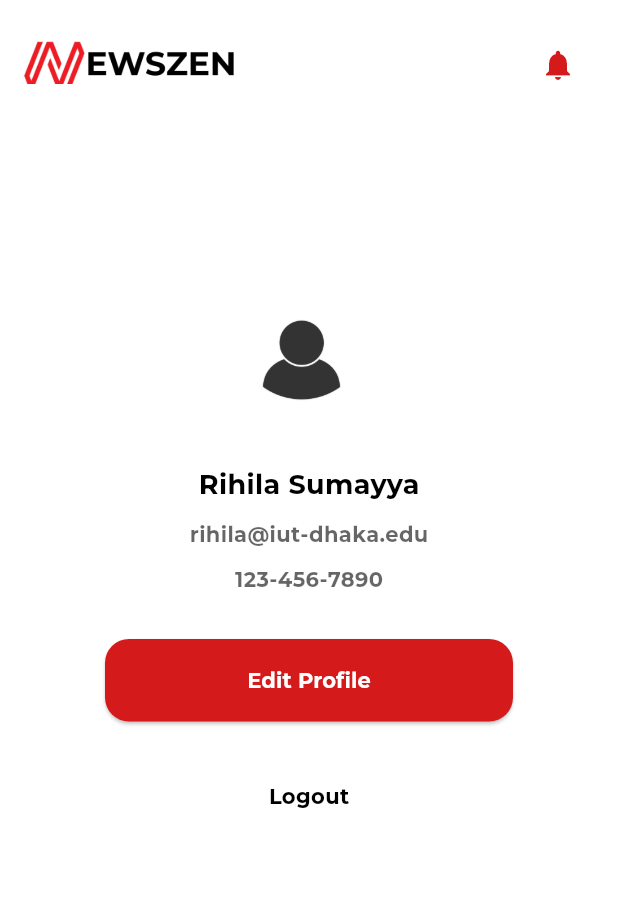
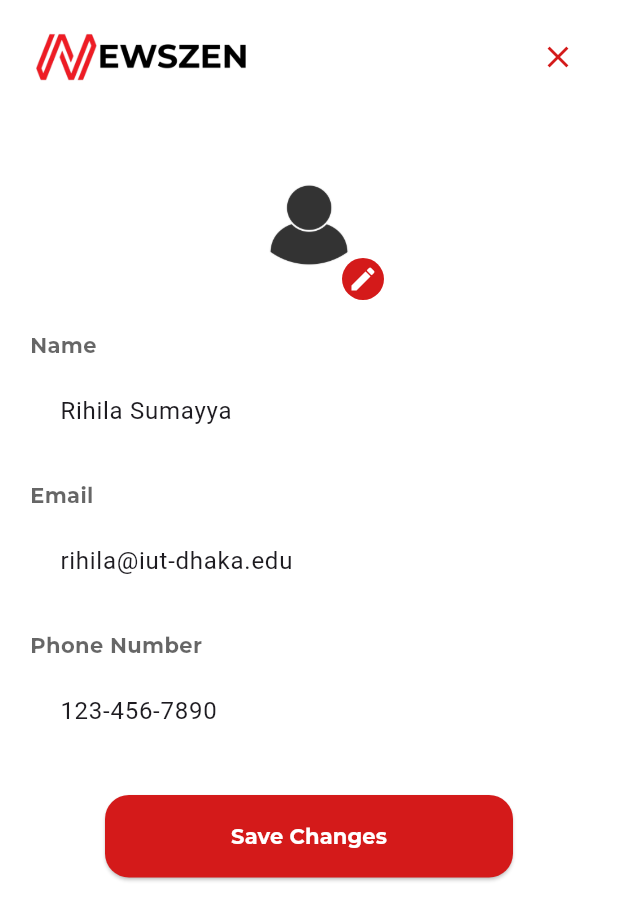
Before and after one commit to wasifuddin/NewsZen, a Flutter app: the ProfileScreen screen opened directly, after a tap on "Edit Profile", on a phone screen of 412 x 824 dp. Shown: the top 920 px of the screen. Run offline on Flutter 3.47's test engine with Material 3 defaults, Android fonts, the phone set to English and light mode, and no system bars; our stand-ins replace equatable, flutter_bloc, flutter_native_splash, responsive_sizer, shared_preferences, smooth_page_indicator and 1 more; accounts and stored records are empty; network calls fail; project files that could hold a hidden picture were left out.

Commit message:
Refined profile screen, added sub-screens from profile

```diff
--- a/lib/features/main/presentation/bottom_nav/bottom_nav.dart
+++ b/lib/features/main/presentation/bottom_nav/bottom_nav.dart
@@ -3,6 +3,7 @@ import 'package:news_zen/features/main/presentation/ai_screen/ai_screen.dart';
 import 'package:news_zen/features/main/presentation/explore_screen/explore_screen.dart';
 import 'package:news_zen/features/main/presentation/home_screen/home_screen.dart';
 import 'package:news_zen/features/main/presentation/profile_screen/profile_screen.dart';
+import 'package:news_zen/features/main/presentation/socials_screen//socials_screen.dart';
 
 class MainBottomBar extends StatefulWidget {
   const MainBottomBar({super.key});
@@ -25,6 +26,11 @@ class _MainBottomBarState extends State<MainBottomBar> {
       icon: Icons.explore_outlined,
       activeIcon: Icons.explore,
       body: const ExploreScreen(),
+    ),
+    BottomMenuModel(
+      icon: Icons.window_outlined,
+      activeIcon: Icons.window,
+      body: const SocialsScreen(),
     ),
     BottomMenuModel(
       icon: Icons.chat_outlined,
--- /dev/null
+++ b/lib/features/main/presentation/edit_profile_screen/edit_profile_screen.dart
@@ -0,0 +1,153 @@
+import 'package:flutter/material.dart';
+import 'package:news_zen/core/theme/colors.dart';
+import 'package:news_zen/core/utils/app_assets.dart';
+
+class EditProfileScreen extends StatelessWidget {
+  const EditProfileScreen({super.key});
+
+  @override
+  Widget build(BuildContext context) {
+    return Scaffold(
+      appBar: PreferredSize(
+        preferredSize: const Size.fromHeight(80),
+        child: AppBar(
+          automaticallyImplyLeading: false,
+          backgroundColor: main_background_colour,
+          title: Column(
+            children: [
+              const SizedBox(height: 20),
+              Row(
+                mainAxisAlignment: MainAxisAlignment.spaceBetween,
+                children: [
+                  Padding(
+                    padding: const EdgeInsets.only(left: 8.0),
+                    child: Image.asset(
+                      AppAssets.image.img_med_logo, // Your logo asset
+                      width: 140,
+                    ),
+                  ),
+                  IconButton(
+                    onPressed: () {
+                      Navigator.pop(context); // Go back to the previous screen
+                    },
+                    icon: Icon(Icons.close, color: primary_red),
+                  ),
+                ],
+              ),
+            ],
+          ),
+        ),
+      ),
+      backgroundColor: main_background_colour,
+      body: SingleChildScrollView(
+        padding: const EdgeInsets.symmetric(horizontal: 20.0),
+        child: Column(
+          crossAxisAlignment: CrossAxisAlignment.start,
+          children: [
+            const SizedBox(height: 20),
+            // Profile Picture
+            Center(
+              child: Stack(
+                children: [
+                  Image.asset(
+                    AppAssets.image.img_user_profile, // Profile image asset
+                    width: 100,
+                    height: 100,
+                  ),
+                  Positioned(
+                    bottom: 0,
+                    right: 0,
+                    child: Container(
+                      padding: const EdgeInsets.all(4),
+                      decoration: BoxDecoration(
+                        color: primary_red,
+                        shape: BoxShape.circle,
+                      ),
+                      child: const Icon(
+                        Icons.edit,
+                        color: Colors.white,
+                        size: 20,
+                      ),
+                    ),
+                  ),
+                ],
+              ),
+            ),
+            const SizedBox(height: 20),
+            // Name Field
+            _buildTextField("Name", "Rihila Sumayya"),
+            const SizedBox(height: 20),
+            // Email Field
+            _buildTextField("Email", "rihila@iut-dhaka.edu"),
+            const SizedBox(height: 20),
+            // Phone Number Field
+            _buildTextField("Phone Number", "123-456-7890"),
+            const SizedBox(height: 30),
+            // Save Button
+            Padding(
+              padding: const EdgeInsets.symmetric(horizontal: 50.0),
+              child: SizedBox(
+                width: double.infinity,
+                height: 55,
+                child: ElevatedButton(
+                  onPressed: () {
+                    // Save profile changes
+                  },
+                  style: ElevatedButton.styleFrom(
+                    backgroundColor: primary_red,
+                    shape: RoundedRectangleBorder(
+                      borderRadius: BorderRadius.circular(16),
+                    ),
+                  ),
+                  child: const Text(
+                    "Save Changes",
+                    style: TextStyle(
+                      fontSize: 14,
+                      color: Colors.white,
+                      fontFamily: 'Montserrat',
+                      fontWeight: FontWeight.w600,
+                    ),
+                  ),
+                ),
+              ),
+            ),
+          ],
+        ),
+      ),
+    );
+  }
+
+  // Helper method to build text fields
+  Widget _buildTextField(String label, String initialValue) {
+    return Column(
+      crossAxisAlignment: CrossAxisAlignment.start,
+      children: [
+        Text(
+          label,
+          style: TextStyle(
+            color: Colors.black.withOpacity(0.6),
+            fontSize: 14,
+            fontFamily: 'Montserrat',
+            fontWeight: FontWeight.w400,
+          ),
+        ),
+        const SizedBox(height: 8),
+        TextFormField(
+          initialValue: initialValue,
+          decoration: InputDecoration(
+            filled: true,
+            fillColor: Colors.white,
+            border: OutlineInputBorder(
+              borderRadius: BorderRadius.circular(12),
+              borderSide: BorderSide.none,
+            ),
+            contentPadding: const EdgeInsets.symmetric(
+              horizontal: 16,
+              vertical: 14,
+            ),
+          ),
+        ),
+      ],
+    );
+  }
+}
--- a/lib/features/main/presentation/profile_screen/profile_screen.dart
+++ b/lib/features/main/presentation/profile_screen/profile_screen.dart
@@ -1,60 +1,9 @@
-/*
-import 'package:flutter/cupertino.dart';
 import 'package:flutter/material.dart';
-
-import '../../../../core/theme/colors.dart';
-import '../../../../core/utils/app_assets.dart';
-
-class ProfileScreen extends StatefulWidget {
-  const ProfileScreen({super.key});
-
-  @override
-  State<ProfileScreen> createState() => _ProfileScreenState();
-}
-
-class _ProfileScreenState extends State<ProfileScreen> {
-  @override
-  Widget build(BuildContext context) {
-    return Scaffold(
-      appBar: PreferredSize(
-        preferredSize: Size.fromHeight(100),
-        child: AppBar(
-          backgroundColor: main_background_colour,
-          title: Column(
-            children: [
-              SizedBox(
-                height: 30,
-              ),
-              Row(
-                mainAxisAlignment: MainAxisAlignment.spaceBetween,
-                children: [
-                  Padding(
-                    padding: const EdgeInsets.only(left:0.0),
-                    child: Image.asset(
-                      AppAssets.image.img_med_logo,
-                      width: 140,
-                    ),
-                  ),
-                  IconButton(
-                    onPressed: () {},
-                    icon: Icon(
-                        Icons.notifications, color: primary_red
-                    ),
-                  )
-                ],
-              ),
-            ],
-          ),
-        ),
-      ),
-      backgroundColor: main_background_colour,
-    );
-  }
-}
-*/
 import 'package:news_zen/core/theme/colors.dart';
 import 'package:news_zen/core/utils/app_assets.dart';
-import 'package:flutter/material.dart';
+import 'package:news_zen/features/main/presentation/edit_profile_screen/edit_profile_screen.dart';
+import 'package:news_zen/features/main/presentation/saved_screen/saved_screen.dart';
+import 'package:news_zen/features/main/presentation/preferred_tags_screen/preferred_tags_screen.dart';
 
 class ProfileScreen extends StatelessWidget {
   const ProfileScreen({super.key});
@@ -66,17 +15,18 @@ class ProfileScreen extends StatelessWidget {
 
     return Scaffold(
       appBar: PreferredSize(
-        preferredSize: Size.fromHeight(100),
+        preferredSize: const Size.fromHeight(80),
         child: AppBar(
+          automaticallyImplyLeading: false,
           backgroundColor: main_background_colour,
           title: Column(
             children: [
-              SizedBox(height: 30),
+              const SizedBox(height: 20),
               Row(
                 mainAxisAlignment: MainAxisAlignment.spaceBetween,
                 children: [
                   Padding(
-                    padding: const EdgeInsets.only(left: 0.0),
+                    padding: const EdgeInsets.only(left: 8.0),
                     child: Image.asset(
                       AppAssets.image.img_med_logo, // Your logo asset
                       width: 140,
@@ -93,24 +43,18 @@ class ProfileScreen extends StatelessWidget {
         ),
       ),
       backgroundColor: main_background_colour,
-      body: isTablet
-          ? profileScreen(context)
-          : profileScreen(context),
-    );
-  }
-
-  Widget profileScreen(BuildContext context) {
-    return SingleChildScrollView(
+      body: SingleChildScrollView(
         child: Container(
-        padding: EdgeInsets.symmetric(horizontal: 20.0),
+          padding: const EdgeInsets.symmetric(horizontal: 20.0),
           child: Column(
             crossAxisAlignment: CrossAxisAlignment.center,
             children: [
-            SizedBox(height: 90),
+              const SizedBox(height: 40),
+              // Profile Picture
               Align(
                 alignment: Alignment.center,
                 child: Padding(
-                padding: EdgeInsets.only(right: 10.0),
+                  padding: const EdgeInsets.only(right: 10.0),
                   child: Image.asset(
                     AppAssets.image.img_user_profile, // Profile image asset
                     width: 100, // Adjust size for profile picture
@@ -118,83 +62,140 @@ class ProfileScreen extends StatelessWidget {
                   ),
                 ),
               ),
-            SizedBox(height: 20,),
+              const SizedBox(height: 20),
+              // User Name
               Text(
                 "Rihila Sumayya", // Static name for the profile
                 style: TextStyle(
                   color: Colors.black.withOpacity(1.00),
-                fontSize: 18,
+                  fontSize: 24,
                   fontFamily: 'Montserrat',
                   fontWeight: FontWeight.w600,
                 ),
               ),
-            SizedBox(height: 10),
+              const SizedBox(height: 8),
+              // User Email
               Text(
                 "rihila@iut-dhaka.edu", // Static email
                 style: TextStyle(
                   color: Colors.black.withOpacity(0.6),
-                fontSize: 14,
+                  fontSize: 16,
                   fontFamily: 'Montserrat',
                   fontWeight: FontWeight.w400,
                 ),
               ),
-            SizedBox(height: 10),
+              const SizedBox(height: 8),
+              // User Phone Number
               Text(
                 "123-456-7890", // Static phone number
                 style: TextStyle(
                   color: Colors.black.withOpacity(0.6),
-                fontSize: 14,
+                  fontSize: 16,
                   fontFamily: 'Montserrat',
                   fontWeight: FontWeight.w400,
                 ),
               ),
-            SizedBox(height: 30),
+              const SizedBox(height: 30),
               // Edit Profile Button
-            Padding(
-              padding: const EdgeInsets.only(right: 50, left: 50),
+              _buildProfileButton(
+                context,
+                icon: Icons.edit,
+                text: "Edit Profile",
+                onPressed: () {
+                  Navigator.push(
+                    context,
+                    MaterialPageRoute(
+                      builder: (context) => const EditProfileScreen(),
+                    ),
+                  );
+                },
+              ),
+              const SizedBox(height: 20),
+              // Saved Button
+              _buildProfileButton(
+                context,
+                icon: Icons.bookmark,
+                text: "Saved",
+                onPressed: () {
+                  Navigator.push(
+                    context,
+                    MaterialPageRoute(
+                      builder: (context) => const SavedScreen(),
+                    ),
+                  );
+                },
+              ),
+              const SizedBox(height: 20),
+              // Preferred Tags Button
+              _buildProfileButton(
+                context,
+                icon: Icons.tag,
+                text: "Preferred Tags",
+                onPressed: () {
+                  Navigator.push(
+                    context,
+                    MaterialPageRoute(
+                      builder: (context) => const PreferredTagsScreen(),
+                    ),
+                  );
+                },
+              ),
+              const SizedBox(height: 20),
+              // Logout Button
+              _buildProfileButton(
+                context,
+                icon: Icons.logout,
+                text: "Logout",
+                onPressed: () {
+                  // Handle logout
+                },
+                isLogout: true,
+              ),
+              const SizedBox(height: 20),
+            ],
+          ),
+        ),
+      ),
+    );
+  }
+
+  // Helper method to build profile buttons
+  Widget _buildProfileButton(
+      BuildContext context, {
+        required IconData icon,
+        required String text,
+        required VoidCallback onPressed,
+        bool isLogout = false,
+      }) {
+    return Padding(
+      padding: const EdgeInsets.symmetric(horizontal: 50.0),
       child: SizedBox(
         width: double.infinity,
         height: 55,
         child: ElevatedButton(
-                  onPressed: () {
-                    // Navigate to Edit Profile screen or perform an action
-                  },
+          onPressed: onPressed,
           style: ElevatedButton.styleFrom(
-                    backgroundColor: primary_red,
+            backgroundColor: isLogout ? Colors.red : primary_red,
             shape: RoundedRectangleBorder(
               borderRadius: BorderRadius.circular(16),
             ),
           ),
-                  child: const Text(
-                    "Edit Profile", // Custom text for editing profile
-                    style: TextStyle(
+          child: Row(
+            mainAxisAlignment: MainAxisAlignment.center,
+            children: [
+              Icon(icon, color: Colors.white),
+              const SizedBox(width: 10),
+              Text(
+                text,
+                style: const TextStyle(
                   fontSize: 14,
                   color: Colors.white,
                   fontFamily: 'Montserrat',
                   fontWeight: FontWeight.w600,
                 ),
               ),
+            ],
           ),
-              ),
-            ),
-            SizedBox(height: 20),
-            // Logout Button
-            Padding(
-              padding: const EdgeInsets.all(20.0),
-              child: Align(
-                alignment: Alignment.center,
-                child: const Text(
-                  "Logout", // Static text for logout
-                  style: TextStyle(
-                    fontSize: 14,
-                    color: Colors.black,
-                    fontFamily: 'Montserrat',
-                    fontWeight: FontWeight.w500,
-                  ),
-                ),
-              ),
-            ),
-          ],
         ),
       ),
     );
```
Also changed, not shown: lib/features/main/presentation/preferred_tags_screen/preferred_tags_screen.dart (added, +121 -0 lines), lib/features/main/presentation/saved_screen/saved_screen.dart (+47 -20 lines), lib/features/main/presentation/socials_screen/socials_screen.dart (added, +13 -0 lines). Lines whose indentation alone changed are shown as unchanged.
